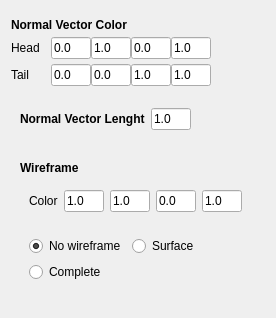
First picture: the form in Rendering/Renderers/NormalRenderer/normalrendererconfig.ui, repository Gloix/Camaron, before the edit.
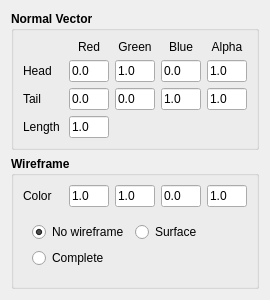
Second picture: the form after the edit.

```diff
--- a/Rendering/Renderers/NormalRenderer/normalrendererconfig.ui
+++ b/Rendering/Renderers/NormalRenderer/normalrendererconfig.ui
@@ -6,8 +6,8 @@
    <rect>
     <x>0</x>
     <y>0</y>
-    <width>276</width>
-    <height>318</height>
+    <width>262</width>
+    <height>264</height>
    </rect>
   </property>
   <property name="windowTitle">
@@ -15,58 +15,18 @@
   </property>
   <layout class="QVBoxLayout" name="verticalLayout">
    <item>
-    <widget class="QWidget" name="widget_4" native="true">
-     <property name="sizePolicy">
-      <sizepolicy hsizetype="Fixed" vsizetype="Fixed">
-       <horstretch>0</horstretch>
-       <verstretch>0</verstretch>
-      </sizepolicy>
-     </property>
-     <layout class="QVBoxLayout" name="verticalLayout_3">
-      <property name="spacing">
-       <number>5</number>
-      </property>
-      <property name="margin">
-       <number>0</number>
-      </property>
-      <item>
-       <widget class="QLabel" name="label_8">
-        <property name="sizePolicy">
-         <sizepolicy hsizetype="Fixed" vsizetype="Fixed">
-          <horstretch>0</horstretch>
-          <verstretch>0</verstretch>
-         </sizepolicy>
-        </property>
+    <widget class="QGroupBox" name="groupBox">
         <property name="font">
          <font>
           <weight>75</weight>
           <bold>true</bold>
          </font>
         </property>
-        <property name="text">
-         <string>Normal Vector Color</string>
-        </property>
-       </widget>
-      </item>
-      <item>
-       <widget class="QFrame" name="frame_2">
-        <property name="sizePolicy">
-         <sizepolicy hsizetype="Fixed" vsizetype="Fixed">
-          <horstretch>0</horstretch>
-          <verstretch>0</verstretch>
-         </sizepolicy>
-        </property>
-        <property name="frameShadow">
-         <enum>QFrame::Raised</enum>
-        </property>
-        <layout class="QHBoxLayout" name="horizontalLayout_5">
-         <property name="spacing">
-          <number>0</number>
-         </property>
-         <property name="margin">
-          <number>0</number>
-         </property>
-         <item>
+     <property name="title">
+      <string>Normal Vector</string>
+     </property>
+     <layout class="QGridLayout" name="gridLayout_3">
+      <item row="1" column="0">
           <widget class="QLabel" name="label_6">
            <property name="sizePolicy">
             <sizepolicy hsizetype="Fixed" vsizetype="Preferred">
@@ -86,12 +46,18 @@
              <height>16777215</height>
             </size>
            </property>
+        <property name="font">
+         <font>
+          <weight>50</weight>
+          <bold>false</bold>
+         </font>
+        </property>
            <property name="text">
             <string>Head</string>
            </property>
           </widget>
          </item>
-         <item>
+      <item row="1" column="1">
           <widget class="QLineEdit" name="lineEdit_nh_r">
            <property name="sizePolicy">
             <sizepolicy hsizetype="Fixed" vsizetype="Fixed">
@@ -105,12 +71,18 @@
              <height>16777215</height>
             </size>
            </property>
+        <property name="font">
+         <font>
+          <weight>50</weight>
+          <bold>false</bold>
+         </font>
+        </property>
            <property name="text">
             <string>0.0</string>
            </property>
           </widget>
          </item>
-         <item>
+      <item row="1" column="2">
           <widget class="QLineEdit" name="lineEdit_nh_g">
            <property name="sizePolicy">
             <sizepolicy hsizetype="Fixed" vsizetype="Fixed">
@@ -124,12 +96,18 @@
              <height>16777215</height>
             </size>
            </property>
+        <property name="font">
+         <font>
+          <weight>50</weight>
+          <bold>false</bold>
+         </font>
+        </property>
            <property name="text">
             <string>1.0</string>
            </property>
           </widget>
          </item>
-         <item>
+      <item row="1" column="3">
           <widget class="QLineEdit" name="lineEdit_nh_b">
            <property name="sizePolicy">
             <sizepolicy hsizetype="Fixed" vsizetype="Fixed">
@@ -143,12 +121,18 @@
              <height>16777215</height>
             </size>
            </property>
+        <property name="font">
+         <font>
+          <weight>50</weight>
+          <bold>false</bold>
+         </font>
+        </property>
            <property name="text">
             <string>0.0</string>
            </property>
           </widget>
          </item>
-         <item>
+      <item row="1" column="4">
           <widget class="QLineEdit" name="lineEdit_nh_a">
            <property name="sizePolicy">
             <sizepolicy hsizetype="Fixed" vsizetype="Fixed">
@@ -162,30 +146,18 @@
              <height>16777215</height>
             </size>
            </property>
+        <property name="font">
+         <font>
+          <weight>50</weight>
+          <bold>false</bold>
+         </font>
+        </property>
            <property name="text">
             <string>1.0</string>
            </property>
           </widget>
          </item>
-        </layout>
-       </widget>
-      </item>
-      <item>
-       <widget class="QWidget" name="widget_5" native="true">
-        <property name="sizePolicy">
-         <sizepolicy hsizetype="Fixed" vsizetype="Fixed">
-          <horstretch>0</horstretch>
-          <verstretch>0</verstretch>
-         </sizepolicy>
-        </property>
-        <layout class="QHBoxLayout" name="horizontalLayout_3">
-         <property name="spacing">
-          <number>0</number>
-         </property>
-         <property name="margin">
-          <number>0</number>
-         </property>
-         <item>
+      <item row="2" column="0">
           <widget class="QLabel" name="label_9">
            <property name="sizePolicy">
             <sizepolicy hsizetype="Fixed" vsizetype="Preferred">
@@ -199,12 +171,18 @@
              <height>0</height>
             </size>
            </property>
+        <property name="font">
+         <font>
+          <weight>50</weight>
+          <bold>false</bold>
+         </font>
+        </property>
            <property name="text">
             <string>Tail</string>
            </property>
           </widget>
          </item>
-         <item>
+      <item row="2" column="1">
           <widget class="QLineEdit" name="lineEdit_nt_r">
            <property name="sizePolicy">
             <sizepolicy hsizetype="Fixed" vsizetype="Fixed">
@@ -218,12 +196,18 @@
              <height>16777215</height>
             </size>
            </property>
+        <property name="font">
+         <font>
+          <weight>50</weight>
+          <bold>false</bold>
+         </font>
+        </property>
            <property name="text">
             <string>0.0</string>
            </property>
           </widget>
          </item>
-         <item>
+      <item row="2" column="2">
           <widget class="QLineEdit" name="lineEdit_nt_g">
            <property name="sizePolicy">
             <sizepolicy hsizetype="Fixed" vsizetype="Fixed">
@@ -237,12 +221,18 @@
              <height>16777215</height>
             </size>
            </property>
+        <property name="font">
+         <font>
+          <weight>50</weight>
+          <bold>false</bold>
+         </font>
+        </property>
            <property name="text">
             <string>0.0</string>
            </property>
           </widget>
          </item>
-         <item>
+      <item row="2" column="3">
           <widget class="QLineEdit" name="lineEdit_nt_b">
            <property name="sizePolicy">
             <sizepolicy hsizetype="Fixed" vsizetype="Fixed">
@@ -256,12 +246,18 @@
              <height>16777215</height>
             </size>
            </property>
+        <property name="font">
+         <font>
+          <weight>50</weight>
+          <bold>false</bold>
+         </font>
+        </property>
            <property name="text">
             <string>1.0</string>
            </property>
           </widget>
          </item>
-         <item>
+      <item row="2" column="4">
           <widget class="QLineEdit" name="lineEdit_nt_a">
            <property name="sizePolicy">
             <sizepolicy hsizetype="Fixed" vsizetype="Fixed">
@@ -275,46 +271,95 @@
              <height>16777215</height>
             </size>
            </property>
+        <property name="font">
+         <font>
+          <weight>50</weight>
+          <bold>false</bold>
+         </font>
+        </property>
            <property name="text">
             <string>1.0</string>
            </property>
           </widget>
          </item>
-        </layout>
+      <item row="0" column="1">
+       <widget class="QLabel" name="label_2">
+        <property name="font">
+         <font>
+          <weight>50</weight>
+          <bold>false</bold>
+         </font>
+        </property>
+        <property name="text">
+         <string>Red</string>
+        </property>
+        <property name="alignment">
+         <set>Qt::AlignCenter</set>
+        </property>
        </widget>
       </item>
-     </layout>
-    </widget>
-   </item>
-   <item>
-    <widget class="QWidget" name="widget" native="true">
-     <property name="sizePolicy">
-      <sizepolicy hsizetype="Maximum" vsizetype="Maximum">
-       <horstretch>0</horstretch>
-       <verstretch>0</verstretch>
-      </sizepolicy>
-     </property>
-     <layout class="QHBoxLayout" name="horizontalLayout">
-      <item>
-       <widget class="QLabel" name="label_10">
-        <property name="sizePolicy">
-         <sizepolicy hsizetype="Maximum" vsizetype="Maximum">
-          <horstretch>0</horstretch>
-          <verstretch>0</verstretch>
-         </sizepolicy>
+      <item row="0" column="2">
+       <widget class="QLabel" name="label_3">
+        <property name="font">
+         <font>
+          <weight>50</weight>
+          <bold>false</bold>
+         </font>
+        </property>
+        <property name="text">
+         <string>Green</string>
+        </property>
+        <property name="alignment">
+         <set>Qt::AlignCenter</set>
+        </property>
+       </widget>
+      </item>
+      <item row="0" column="3">
+       <widget class="QLabel" name="label_4">
+        <property name="font">
+         <font>
+          <weight>50</weight>
+          <bold>false</bold>
+         </font>
+        </property>
+        <property name="text">
+         <string>Blue</string>
         </property>
+        <property name="alignment">
+         <set>Qt::AlignCenter</set>
+        </property>
+       </widget>
+      </item>
+      <item row="0" column="4">
+       <widget class="QLabel" name="label_5">
         <property name="font">
          <font>
-          <weight>75</weight>
-          <bold>true</bold>
+          <weight>50</weight>
+          <bold>false</bold>
          </font>
         </property>
         <property name="text">
-         <string>Normal Vector Lenght</string>
+         <string>Alpha</string>
         </property>
+        <property name="alignment">
+         <set>Qt::AlignCenter</set>
+        </property>
        </widget>
       </item>
-      <item>
+      <item row="3" column="0">
+       <widget class="QLabel" name="label_7">
+        <property name="font">
+         <font>
+          <weight>50</weight>
+          <bold>false</bold>
+         </font>
+        </property>
+        <property name="text">
+         <string>Length</string>
+        </property>
+       </widget>
+      </item>
+      <item row="3" column="1">
        <widget class="QLineEdit" name="lineEdit_n_length">
         <property name="sizePolicy">
          <sizepolicy hsizetype="Maximum" vsizetype="Maximum">
@@ -328,6 +373,12 @@
           <height>16777215</height>
          </size>
         </property>
+        <property name="font">
+         <font>
+          <weight>50</weight>
+          <bold>false</bold>
+         </font>
+        </property>
         <property name="text">
          <string>1.0</string>
         </property>
@@ -337,50 +388,31 @@
     </widget>
    </item>
    <item>
-    <widget class="QWidget" name="widget_3" native="true">
-     <property name="sizePolicy">
-      <sizepolicy hsizetype="Maximum" vsizetype="Maximum">
-       <horstretch>0</horstretch>
-       <verstretch>0</verstretch>
-      </sizepolicy>
-     </property>
-     <layout class="QVBoxLayout" name="verticalLayout_4">
-      <item>
-       <widget class="QLabel" name="label_11">
-        <property name="sizePolicy">
-         <sizepolicy hsizetype="Maximum" vsizetype="Maximum">
-          <horstretch>0</horstretch>
-          <verstretch>0</verstretch>
-         </sizepolicy>
-        </property>
+    <widget class="QGroupBox" name="groupBox_2">
         <property name="font">
          <font>
           <weight>75</weight>
           <bold>true</bold>
          </font>
         </property>
-        <property name="text">
+     <property name="title">
          <string>Wireframe</string>
         </property>
-       </widget>
-      </item>
-      <item>
-       <widget class="QWidget" name="widget_6" native="true">
-        <property name="sizePolicy">
-         <sizepolicy hsizetype="Maximum" vsizetype="Maximum">
-          <horstretch>0</horstretch>
-          <verstretch>0</verstretch>
-         </sizepolicy>
-        </property>
-        <layout class="QHBoxLayout" name="horizontalLayout_2">
-         <item>
+     <layout class="QGridLayout" name="gridLayout_2">
+      <item row="0" column="0">
           <widget class="QLabel" name="label">
+        <property name="font">
+         <font>
+          <weight>50</weight>
+          <bold>false</bold>
+         </font>
+        </property>
            <property name="text">
             <string>Color</string>
            </property>
           </widget>
          </item>
-         <item>
+      <item row="0" column="1">
           <widget class="QLineEdit" name="lineEdit_wf_r">
            <property name="sizePolicy">
             <sizepolicy hsizetype="Fixed" vsizetype="Fixed">
@@ -394,12 +426,18 @@
              <height>16777215</height>
             </size>
            </property>
+        <property name="font">
+         <font>
+          <weight>50</weight>
+          <bold>false</bold>
+         </font>
+        </property>
            <property name="text">
             <string>1.0</string>
            </property>
           </widget>
          </item>
-         <item>
+      <item row="0" column="2">
           <widget class="QLineEdit" name="lineEdit_wf_g">
            <property name="sizePolicy">
             <sizepolicy hsizetype="Fixed" vsizetype="Fixed">
@@ -413,12 +451,18 @@
              <height>16777215</height>
             </size>
            </property>
+        <property name="font">
+         <font>
+          <weight>50</weight>
+          <bold>false</bold>
+         </font>
+        </property>
            <property name="text">
             <string>1.0</string>
            </property>
           </widget>
          </item>
-         <item>
+      <item row="0" column="3">
           <widget class="QLineEdit" name="lineEdit_wf_b">
            <property name="sizePolicy">
             <sizepolicy hsizetype="Fixed" vsizetype="Fixed">
@@ -432,12 +476,18 @@
              <height>16777215</height>
             </size>
            </property>
+        <property name="font">
+         <font>
+          <weight>50</weight>
+          <bold>false</bold>
+         </font>
+        </property>
            <property name="text">
             <string>0.0</string>
            </property>
           </widget>
          </item>
-         <item>
+      <item row="0" column="4">
           <widget class="QLineEdit" name="lineEdit_wf_a">
            <property name="sizePolicy">
             <sizepolicy hsizetype="Fixed" vsizetype="Fixed">
@@ -451,15 +501,18 @@
              <height>16777215</height>
             </size>
            </property>
+        <property name="font">
+         <font>
+          <weight>50</weight>
+          <bold>false</bold>
+         </font>
+        </property>
            <property name="text">
             <string>1.0</string>
            </property>
           </widget>
          </item>
-        </layout>
-       </widget>
-      </item>
-      <item>
+      <item row="1" column="0" colspan="5">
        <widget class="QWidget" name="widget_7" native="true">
         <property name="sizePolicy">
          <sizepolicy hsizetype="Maximum" vsizetype="Maximum">
@@ -467,6 +520,12 @@
           <verstretch>0</verstretch>
          </sizepolicy>
         </property>
+        <property name="font">
+         <font>
+          <weight>50</weight>
+          <bold>false</bold>
+         </font>
+        </property>
         <layout class="QGridLayout" name="gridLayout">
          <item row="0" column="0">
           <widget class="QRadioButton" name="radioButton_wf_no">
```
Lines whose indentation alone changed are shown as unchanged.
